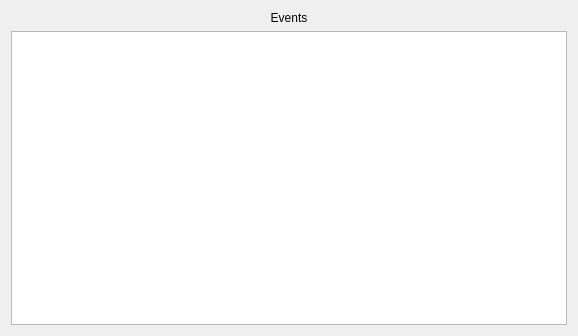
This is Ohjelman käyttöliittymät/Gui/eventview.ui in JIkaheimo/ohjelmistokehityksen-sovellusprojekti-2k19 as Qt 5 draws it before an edit. The edited form follows.
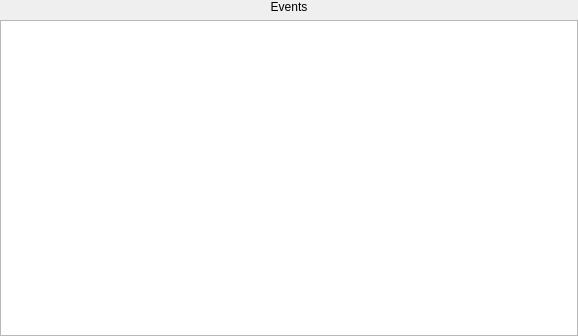
This is the edited form.

Patch:
```diff
--- a/Ohjelman käyttöliittymät/Gui/eventview.ui
+++ b/Ohjelman käyttöliittymät/Gui/eventview.ui
@@ -14,6 +14,18 @@
    <string>Form</string>
   </property>
   <layout class="QGridLayout" name="gridLayout">
+   <property name="leftMargin">
+    <number>0</number>
+   </property>
+   <property name="topMargin">
+    <number>0</number>
+   </property>
+   <property name="rightMargin">
+    <number>0</number>
+   </property>
+   <property name="bottomMargin">
+    <number>0</number>
+   </property>
    <item row="0" column="0">
     <layout class="QVBoxLayout" name="mainLayout">
      <item>
```
